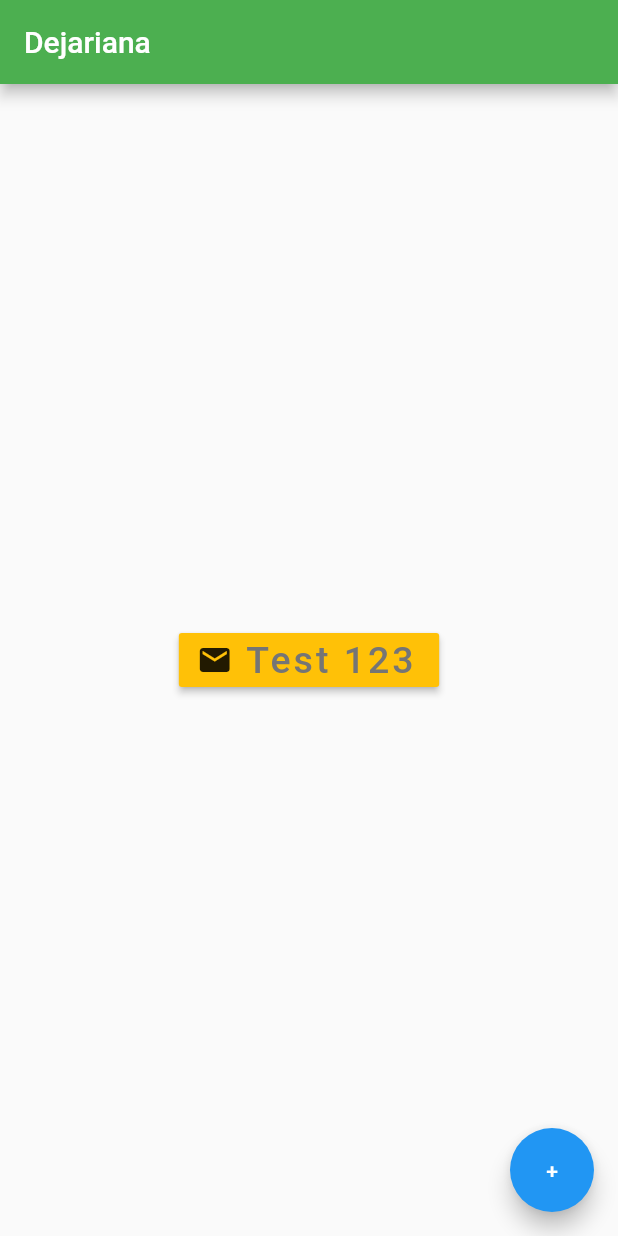
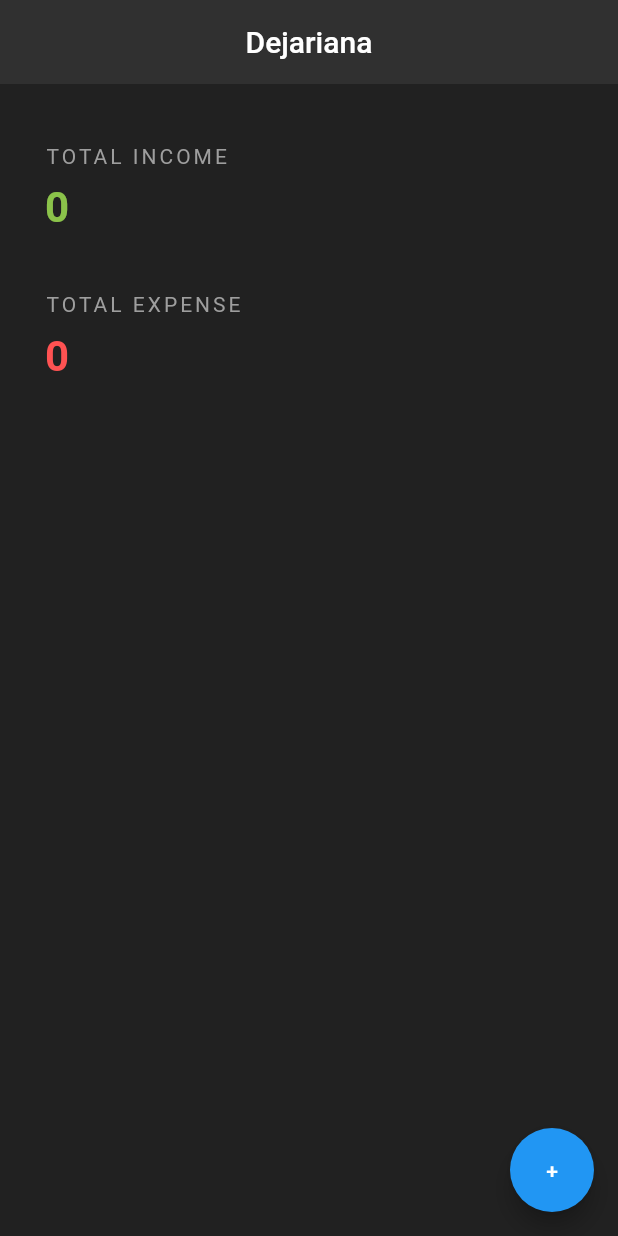
Before and after one commit to swordmaster191/mobile-app-project-1, a Flutter app: the screen it shows after launch, on a phone screen of 412 x 824 dp. Run offline on Flutter 3.47's test engine with Material 2 defaults, Android fonts, the phone set to English and light mode, and no system bars.

Commit message:
Updated code

```diff
--- a/lib/main.dart
+++ b/lib/main.dart
@@ -6,32 +6,69 @@ void main() {
   ));
 }
 
-class Home extends StatelessWidget {
+class Home extends StatefulWidget {
   const Home({Key? key}) : super(key: key);
+
+  @override
+  State<Home> createState() => _HomeState();
+}
+
+class _HomeState extends State<Home> {
+  int incomeTotal = 0;
+  int expenseTotal = 0;
+  int diff = 0;
 
   @override
   Widget build(BuildContext context) {
     return Scaffold(
+      backgroundColor: Colors.grey[900],
       appBar: AppBar(
         title: Text("Dejariana"),
-        backgroundColor: Colors.green,
+        backgroundColor: Colors.grey[850],
+        centerTitle: true,
+        elevation: 0.0,
       ),
 
-      body: Center(
-        child:RaisedButton.icon(
-          onPressed: (){},
-          icon: Icon(
-            Icons.mail
-          ),
-          label: Text(
-          "Test 123",
-          style: TextStyle(
-            fontSize: 25.0,
-            letterSpacing: 2.0,
-            color: Colors.grey[600],
+      body:Padding(
+        padding: EdgeInsets.fromLTRB(30.0, 40.0, 30.0, 0.0),
+        child: Column(
+          crossAxisAlignment: CrossAxisAlignment.start,
+          children: <Widget>[
+            Text(
+            'TOTAL INCOME',
+            style: TextStyle(
+              color: Colors.grey,
+              letterSpacing: 2.0,
+                  )
+              ),
+            SizedBox(height: 10.0),
+            Text(
+                '$incomeTotal',
+                style: TextStyle(
+                    color: Colors.lightGreen,
+                    fontSize: 28.0,
+                    fontWeight: FontWeight.bold
+            )
+        ),
+        SizedBox(height: 40.0),
+            Text(
+                'TOTAL EXPENSE',
+                style: TextStyle(
+                  color: Colors.grey,
+                  letterSpacing: 2.0,
+                )
             ),
-          ),
-          color: Colors.amber,
+            SizedBox(height: 10.0),
+            Text(
+                '$expenseTotal',
+                style: TextStyle(
+                    color: Colors.redAccent,
+                    fontSize: 28.0,
+                    fontWeight: FontWeight.bold
+                )
+            ),
+
+          ],
         ),
       ),
       floatingActionButton: FloatingActionButton(
```
Also changed, not shown: 1 other file.
